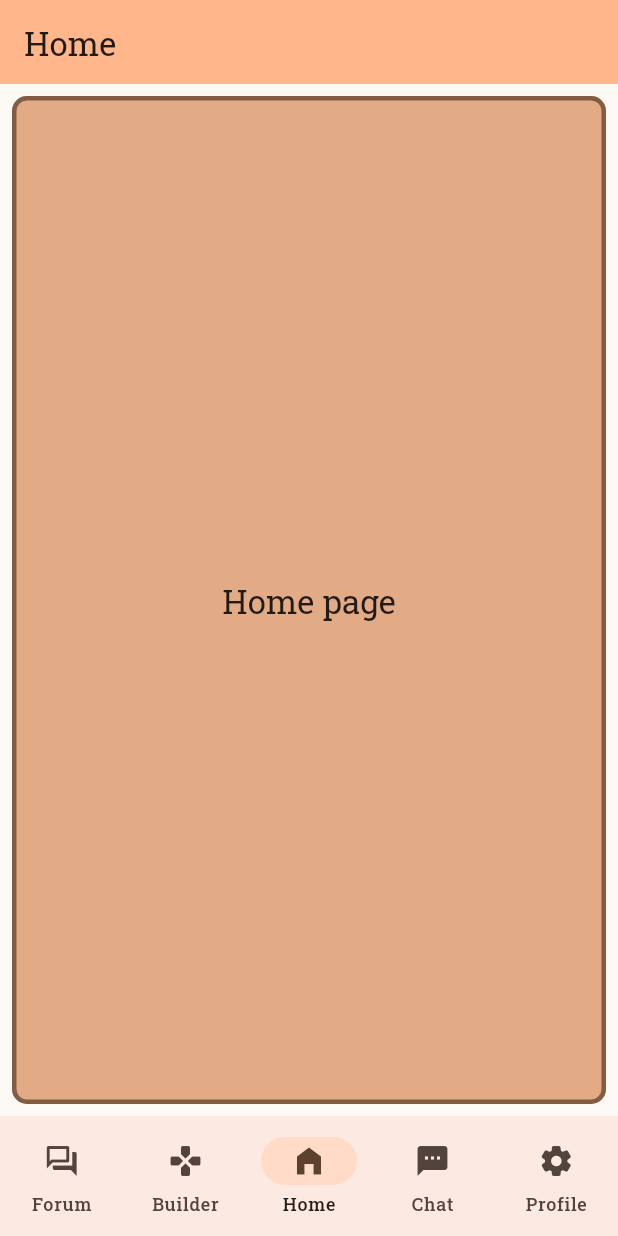
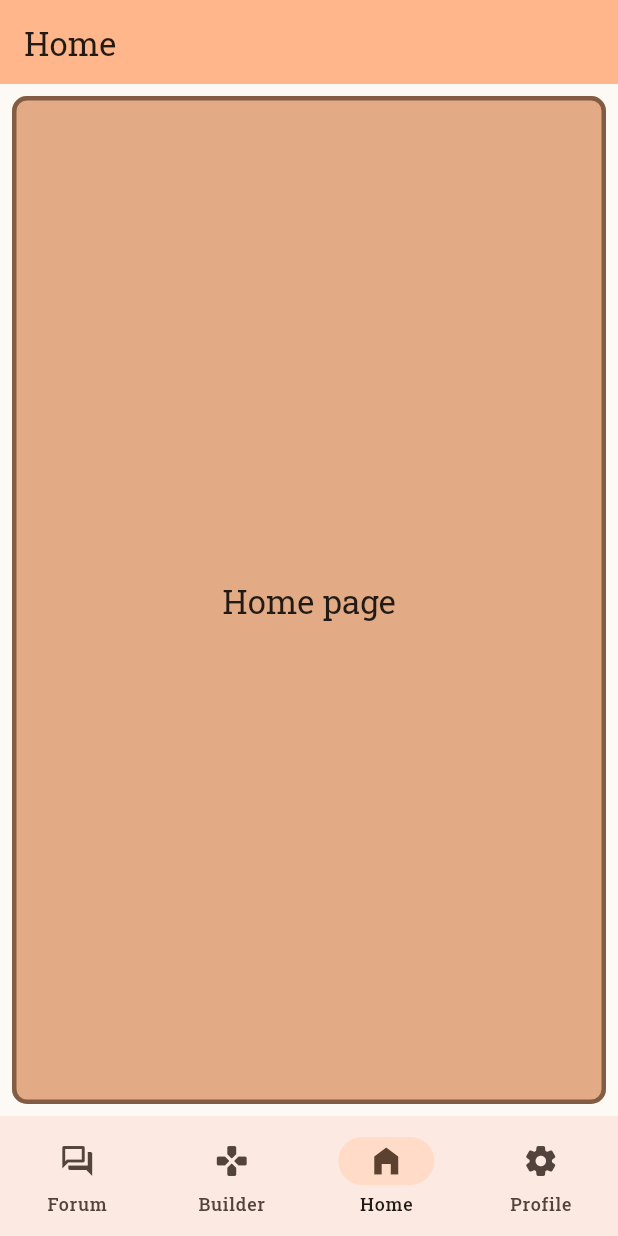
Before and after one commit to ZhiLinR/UBS-TTP, a Flutter app: the screen it shows after launch, on a phone screen of 412 x 824 dp. Run offline on Flutter 3.47's test engine with Material 3 defaults, Android fonts, the light colour scheme and no system bars; missing offline and left inert: flame, flame_tiled, tiled; accounts and stored records are empty.

Commit message:
renamed files

```diff
--- a/flutter_frontend/ttp_app/lib/http/profile.dart
+++ b/flutter_frontend/ttp_app/lib/http/profile.dart
@@ -1,4 +1,3 @@
-import 'package:flutter/services.dart';
 import 'package:http/http.dart' as http;
 import 'dart:convert';
 import 'package:ttp_app/const/var.dart';
--- a/flutter_frontend/ttp_app/lib/pages/forum.dart
+++ b/flutter_frontend/ttp_app/lib/pages/forum.dart
@@ -1,6 +1,6 @@
 import 'package:flutter/material.dart';
 import '../http/posts.dart';
-import '../widgets/forum/post_preview.dart';
+import '../widgets/forum/post.dart';
 
 class ForumPage extends StatefulWidget {
   const ForumPage({super.key, required this.title});
--- a/flutter_frontend/ttp_app/lib/pages/navigator.dart
+++ b/flutter_frontend/ttp_app/lib/pages/navigator.dart
@@ -1,6 +1,4 @@
 import 'package:flutter/material.dart';
-//import '../widgets/navigation_bar.dart';
-import '../http/posts.dart';
 import '../pages/forum.dart';
 import '../pages/home.dart';
 import '../pages/profile.dart';
@@ -29,7 +27,6 @@ class _MyHomePageState extends State<MyHomePage> {
           const ForumPage(title: "Forum"),
           const MainGamePage(),
           const Home(title: "Home"),
-          const Home(title: "Messages"),
           const Profile(title: "Profile"),
         ][currentPageIndex],
         bottomNavigationBar: NavigationBar(
@@ -56,11 +53,6 @@ class _MyHomePageState extends State<MyHomePage> {
               label: 'Home',
             ),
             NavigationDestination(
-              selectedIcon: Icon(Icons.sms),
-              icon: Icon(Icons.sms_rounded),
-              label: 'Chat',
-            ),
-            NavigationDestination(
               selectedIcon: Icon(Icons.settings),
               icon: Icon(Icons.settings_rounded),
               label: 'Profile',
--- a/flutter_frontend/ttp_app/lib/widgets/forum/comment_new.dart
+++ b/flutter_frontend/ttp_app/lib/widgets/forum/comment_form.dart
@@ -1,8 +1,4 @@
 import 'package:flutter/material.dart';
-import 'package:http/http.dart' as http;
-import 'dart:convert';
-import 'package:ttp_app/const/var.dart';
-import 'package:ttp_app/settings/settings.dart';
 import 'package:ttp_app/http/posts.dart';
 
 // Define a custom Form widget.
--- a/flutter_frontend/ttp_app/lib/widgets/forum/comment_list.dart
+++ b/flutter_frontend/ttp_app/lib/widgets/forum/comment_list.dart
@@ -36,7 +36,11 @@ class _CommentListState extends State<CommentList> {
               return ListTile(
                   titleTextStyle: TextStyle(fontFamily: 'Roboto', fontSize: 10),
                   enableFeedback: true,
-                  title: Text(temp.uid),
+                  title: Text(temp.uid,
+                      style: TextStyle(
+                          fontFamily: 'Roboto',
+                          fontSize: 10,
+                          color: Colors.black)),
                   subtitle: Text(
                     temp.textContent,
                   ));
--- a/flutter_frontend/ttp_app/lib/widgets/forum/post_preview.dart
+++ b/flutter_frontend/ttp_app/lib/widgets/forum/post.dart
@@ -5,7 +5,7 @@ import 'package:flutter/material.dart';
 import 'package:flutter/widgets.dart';
 import 'package:ttp_app/http/posts.dart';
 import 'package:ttp_app/const/colors.dart' as custom_color;
-import 'package:ttp_app/widgets/forum/comment_new.dart';
+import 'package:ttp_app/widgets/forum/comment_form.dart';
 import 'package:ttp_app/widgets/forum/comment_list.dart';
 
 class PostWidget extends StatefulWidget {
```
Also changed, not shown: flutter_frontend/ttp_app/lib/widgets/profile/profile_info.dart (renamed from flutter_frontend/ttp_app/lib/widgets/profile/info.dart).
